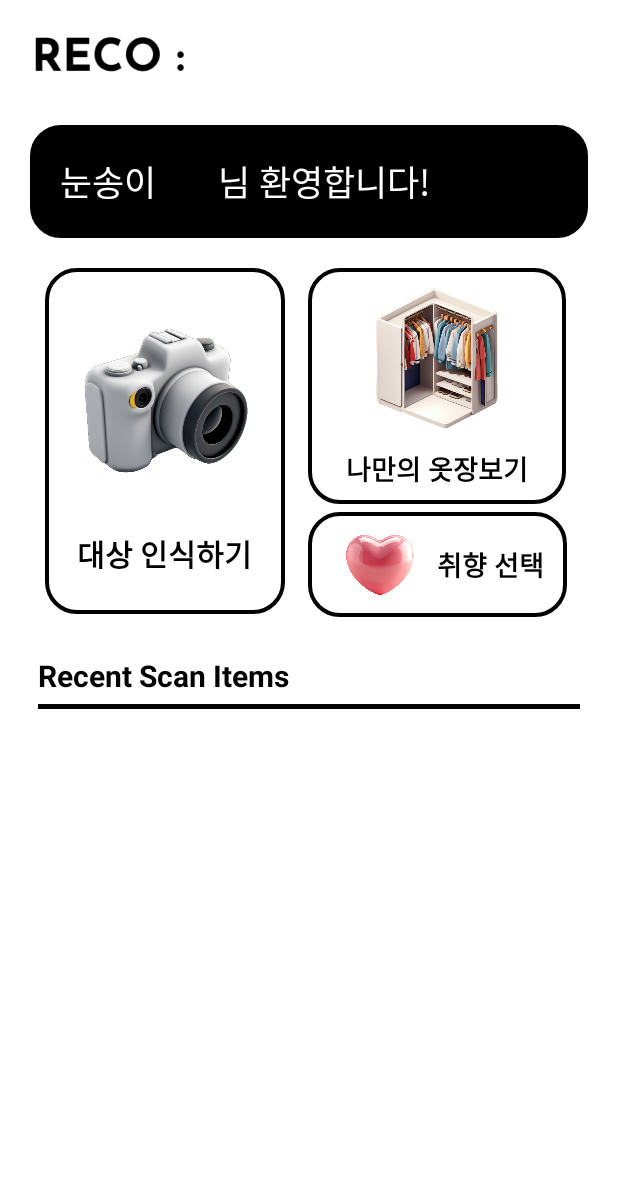
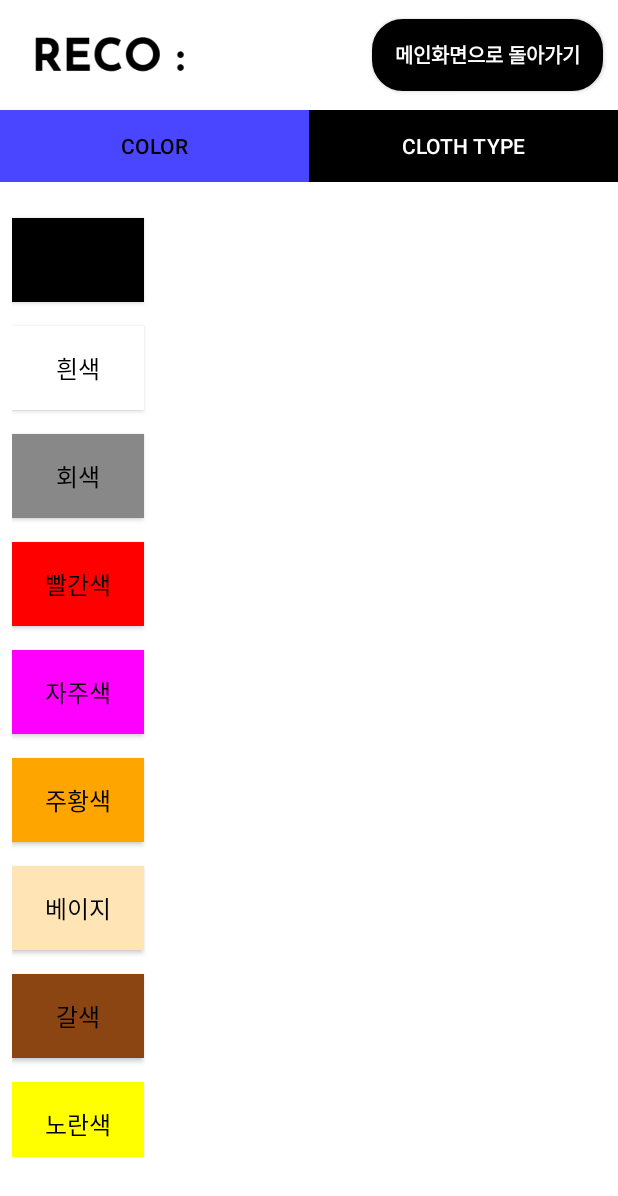
Before and after one commit to ChoiJjyo-RECO/RECO-frontend, an Android app built with Jetpack Compose: the MainActivity screen opened directly, with no data from a screen before it, after a tap on "취향 선택", on a phone screen of 412 x 824 dp. Shown: the top 1196 px of the screen. Run offline under Robolectric (Android 15) with nearby library versions, the phone set to English and light mode, and no system bars; our stand-ins replace Firebase (no records; nobody signed in at launch, a user with empty details on screens opened directly), data binding.

Commit message:
[Feat] 취향 선택 색상 불러오기
모델 학습에 사용된 색상을 선택할 수 있는 버튼 생성

```diff
--- /dev/null
+++ b/app/src/main/java/choijjyo/reco/Fragment_Cloth.kt
@@ -0,0 +1,13 @@
+package choijjyo.reco
+
+import android.os.Bundle
+import android.view.LayoutInflater
+import android.view.View
+import android.view.ViewGroup
+import androidx.fragment.app.Fragment
+
+class Fragment_Cloth : Fragment() {
+    override fun onCreateView(inflater: LayoutInflater, container: ViewGroup?, savedInstanceState: Bundle?): View? {
+        return inflater.inflate(R.layout.like_cloth, container, false)
+    }
+}
--- /dev/null
+++ b/app/src/main/java/choijjyo/reco/Fragment_Color.kt
@@ -0,0 +1,127 @@
+package choijjyo.reco
+
+import android.graphics.Color
+import android.os.Bundle
+import android.view.LayoutInflater
+import android.view.View
+import android.view.ViewGroup
+import android.widget.Button
+import android.widget.Toast
+import androidx.fragment.app.Fragment
+import androidx.recyclerview.widget.LinearLayoutManager
+import androidx.recyclerview.widget.RecyclerView
+import choijjyo.reco.R
+
+class Fragment_Color : Fragment() {
+
+    private val colors = mutableListOf<Pair<String, Int>>()
+    private val selectedColors = mutableListOf<Pair<String, Int>>()
+    private lateinit var recyclerView: RecyclerView
+    private lateinit var adapter: ColorAdapter
+
+    override fun onCreateView(
+        inflater: LayoutInflater, container: ViewGroup?,
+        savedInstanceState: Bundle?
+    ): View? {
+        val view = inflater.inflate(R.layout.like_color, container, false)
+
+        // RecyclerView 초기화
+        recyclerView = view.findViewById(R.id.recyclerView)
+        recyclerView.layoutManager = LinearLayoutManager(context)
+
+        // 색상 데이터 설정
+        setColors()
+
+        // RecyclerView 어댑터 설정
+        adapter = ColorAdapter(colors)
+        recyclerView.adapter = adapter
+
+        return view
+    }
+
+    // 색상 데이터 설정
+    private fun setColors() {
+        colors.add(Pair("검정색", Color.BLACK))
+        colors.add(Pair("흰색", Color.WHITE))
+        colors.add(Pair("회색", Color.GRAY))
+        colors.add(Pair("빨간색", Color.RED))
+        colors.add(Pair("자주색", Color.MAGENTA))
+        colors.add(Pair("주황색", Color.rgb(255, 165, 0))) // Orange
+        colors.add(Pair("베이지", Color.rgb(255, 228, 181))) // Beige
+        colors.add(Pair("갈색", Color.rgb(139, 69, 19))) // Brown
+        colors.add(Pair("노란색", Color.YELLOW))
+        colors.add(Pair("초록색", Color.GREEN))
+        colors.add(Pair("카키색", Color.rgb(189, 183, 107))) // Khaki
+        colors.add(Pair("연한 파란색", Color.rgb(173, 216, 230))) // Light blue
+        colors.add(Pair("파란색", Color.BLUE))
+        colors.add(Pair("보라색", Color.rgb(138, 43, 226))) // Blue violet
+        colors.add(Pair("연한 보라색", Color.rgb(100, 149, 237))) // Cornflower blue
+        colors.add(Pair("연한 분홍색", Color.rgb(255, 182, 193))) // Light pink
+        colors.add(Pair("라벤더", Color.rgb(204, 204, 255))) // Lavender
+        colors.add(Pair("진한 분홍색", Color.rgb(255, 105, 180))) // Hot pink
+        colors.add(Pair("청록색", Color.CYAN))
+        colors.add(Pair("금색", Color.rgb(255, 215, 0))) // Gold
+    }
+
+    // RecyclerView 어댑터
+    inner class ColorAdapter(private val colorList: List<Pair<String, Int>>) :
+        RecyclerView.Adapter<ColorAdapter.ColorViewHolder>() {
+
+        override fun onCreateViewHolder(parent: ViewGroup, viewType: Int): ColorViewHolder {
+            val view = LayoutInflater.from(parent.context)
+                .inflate(R.layout.color_item, parent, false)
+            return ColorViewHolder(view)
+        }
+
+        override fun onBindViewHolder(holder: ColorViewHolder, position: Int) {
+            val (colorName, colorCode) = colorList[position]
+            holder.bind(colorName, colorCode)
+        }
+
+        override fun getItemCount(): Int {
+            return colorList.size
+        }
+
+        inner class ColorViewHolder(itemView: View) : RecyclerView.ViewHolder(itemView) {
+            private val button: Button = itemView.findViewById(R.id.colorButton)
+
+            init {
+                button.setOnClickListener {
+                    val position = adapterPosition
+                    val (colorName, colorCode) = colorList[position]
+                    if (selectedColors.any { it.second == colorCode }) {
+                        selectedColors.removeIf { it.second == colorCode }
+                        button.setTextColor(Color.BLACK)
+                    } else {
+                        if (selectedColors.size < 3) {
+                            selectedColors.add(Pair(colorName, colorCode))
+                            button.setTextColor(Color.WHITE)
+                        } else {
+                            Toast.makeText(
+                                context,
+                                "3가지 색상까지만 선택할 수 있습니다.",
+                                Toast.LENGTH_SHORT
+                            ).show()
+                        }
+                    }
+                }
+            }
+
+            fun bind(colorName: String, colorCode: Int) {
+                // 버튼의 배경색과 텍스트 설정
+                button.setBackgroundColor(colorCode)
+                button.text = colorName
+                // 선택된 색상이면 글자색을 흰색으로, 아니면 검정색으로 설정
+                if (selectedColors.any { it.second == colorCode }) {
+                    button.setTextColor(Color.WHITE)
+                } else {
+                    button.setTextColor(Color.BLACK)
+                }
+            }
+        }
+    }
+
+    fun getSelectedColors(): List<Pair<String, Int>> {
+        return selectedColors
+    }
+}
--- /dev/null
+++ b/app/src/main/java/choijjyo/reco/LikeActivity.kt
@@ -0,0 +1,49 @@
+package choijjyo.reco
+
+import android.content.Intent
+import android.os.Bundle
+import android.widget.Button
+import androidx.appcompat.app.AppCompatActivity
+import androidx.fragment.app.Fragment
+import com.google.android.material.tabs.TabLayout
+
+class LikeActivity : AppCompatActivity() {
+    private lateinit var fragment1: Fragment
+    private lateinit var fragment2: Fragment
+
+    override fun onCreate(savedInstanceState: Bundle?) {
+        super.onCreate(savedInstanceState)
+        setContentView(R.layout.activity_like)
+
+        fragment1 = Fragment_Color()
+        fragment2 = Fragment_Cloth()
+
+        supportFragmentManager.beginTransaction().add(R.id.frameLayout, fragment1).commit()
+        val tabLayout = findViewById<TabLayout>(R.id.like_tab)
+
+        tabLayout.addOnTabSelectedListener(object : TabLayout.OnTabSelectedListener {
+            override fun onTabSelected(tab: TabLayout.Tab) {
+                val position = tab.position
+
+                val selected: Fragment? = when (position) {
+                    0 -> fragment1
+                    1 -> fragment2
+                    else -> null
+                }
+
+                selected?.let {
+                    supportFragmentManager.beginTransaction().replace(R.id.frameLayout, it).commit()
+                }
+            }
+            override fun onTabUnselected(tab: TabLayout.Tab) {}
+            override fun onTabReselected(tab: TabLayout.Tab) {}
+        })
+
+        val backButton = findViewById<Button>(R.id.backToMainButton)
+        backButton.setOnClickListener {
+            val intent = Intent(this, MainActivity::class.java)
+            startActivity(intent)
+            finish() // Optional: Finish the current activity
+        }
+    }
+}
--- a/app/src/main/java/choijjyo/reco/MainActivity.kt
+++ b/app/src/main/java/choijjyo/reco/MainActivity.kt
@@ -52,6 +52,8 @@ class MainActivity : AppCompatActivity() {
 
         }
         binding.preference.setOnClickListener {
+            val likeIntent = Intent(this, LikeActivity::class.java)
+            startActivity(likeIntent)
         }
     }
 }
--- a/app/src/main/res/drawable/tab_selector.xml
+++ b/app/src/main/res/drawable/tab_selector.xml
@@ -5,4 +5,5 @@
     <!-- 선택되지 않았을 때의 배경색 -->
     <item android:drawable="@android:color/black"/>
 
+
 </selector>
--- /dev/null
+++ b/app/src/main/res/layout/activity_like.xml
@@ -0,0 +1,79 @@
+<?xml version="1.0" encoding="utf-8"?>
+<layout xmlns:android="http://schemas.android.com/apk/res/android"
+        xmlns:app="http://schemas.android.com/apk/res-auto"
+        xmlns:tools="http://schemas.android.com/tools">
+
+    <LinearLayout
+            android:layout_width="match_parent"
+            android:layout_height="match_parent"
+            android:background="@color/white"
+            android:orientation="vertical">
+
+        <FrameLayout
+                android:id="@+id/container"
+                android:layout_width="match_parent"
+                android:layout_height="wrap_content"
+                android:background="@color/white">
+
+            <!-- 이미지뷰 -->
+            <ImageView
+                    android:layout_width="360dp"
+                    android:layout_height="73dp"
+                    android:layout_gravity="left"
+                    android:src="@drawable/reco_header" />
+
+            <!-- 버튼 -->
+            <Button
+                    android:id="@+id/backToMainButton"
+                    android:layout_width="wrap_content"
+                    android:layout_height="wrap_content"
+                    android:layout_gravity="right|center_vertical"
+                    android:layout_marginRight="10dp"
+                    android:paddingHorizontal="15dp"
+                    android:background="@drawable/welcome_rectangle"
+                    style="@style/backtomain"
+                    android:text="메인화면으로 돌아가기" />
+        </FrameLayout>
+        <LinearLayout
+                android:layout_width="match_parent"
+                android:layout_height="match_parent"
+                android:background="@color/white"
+                android:orientation="vertical">
+
+            <com.google.android.material.tabs.TabLayout
+                    android:id="@+id/like_tab"
+                    android:layout_width="match_parent"
+                    android:layout_height="wrap_content"
+                    app:tabBackground="@drawable/tab_selector"
+                    app:tabGravity="fill"
+                    app:tabIndicatorColor="@android:color/transparent"
+                    app:tabIndicatorHeight="0dp"
+                    app:tabMode="fixed"
+                    app:tabSelectedTextColor="#000000"
+                    app:tabTextColor="#ffffff">
+
+                <com.google.android.material.tabs.TabItem
+                        android:id="@+id/color_like"
+                        android:layout_width="match_parent"
+                        android:layout_height="wrap_content"
+                        android:text="Color" />
+
+                <com.google.android.material.tabs.TabItem
+                        android:id="@+id/closet_like"
+                        android:layout_width="match_parent"
+                        android:layout_height="wrap_content"
+                        android:text="Cloth Type" />
+
+            </com.google.android.material.tabs.TabLayout>
+
+            <FrameLayout
+                    android:id="@+id/frameLayout"
+                    android:layout_below="@+id/show_like"
+                    android:layout_width="439dp"
+                    android:layout_height="658dp" />
+
+        </LinearLayout>
+
+
+    </LinearLayout>
+</layout>
--- /dev/null
+++ b/app/src/main/res/layout/color_item.xml
@@ -0,0 +1,9 @@
+<?xml version="1.0" encoding="utf-8"?>
+<Button xmlns:android="http://schemas.android.com/apk/res/android"
+        android:id="@+id/colorButton"
+        android:layout_width="wrap_content"
+        android:layout_height="wrap_content"
+        android:padding="16dp"
+        android:layout_marginTop="16dp"
+        android:textColor="@android:color/black"
+        android:textSize="16sp"/>
--- /dev/null
+++ b/app/src/main/res/layout/like_cloth.xml
@@ -0,0 +1,17 @@
+<?xml version="1.0" encoding="utf-8"?>
+<LinearLayout xmlns:android="http://schemas.android.com/apk/res/android"
+        android:id="@+id/frame1"
+        android:layout_width="match_parent"
+        android:layout_height="match_parent"
+        android:orientation="vertical"
+        android:background="#236231">
+    <TextView
+            android:id="@+id/textView1"
+            android:layout_width="match_parent"
+            android:layout_height="match_parent"
+            android:layout_weight="1"
+            android:gravity="center"
+            android:textSize="50px"
+            android:textColor="@color/black"
+            android:text="2" />
+</LinearLayout>
--- /dev/null
+++ b/app/src/main/res/layout/like_color.xml
@@ -0,0 +1,24 @@
+<?xml version="1.0" encoding="utf-8"?>
+<LinearLayout xmlns:android="http://schemas.android.com/apk/res/android"
+        android:layout_width="match_parent"
+        android:layout_height="match_parent"
+        android:orientation="vertical">
+
+    <androidx.recyclerview.widget.RecyclerView
+            android:id="@+id/recyclerView"
+            android:layout_width="match_parent"
+            android:layout_height="wrap_content"
+            android:layout_weight="1"
+            android:padding="8dp" />
+
+<!--    <com.google.android.material.tabs.TabLayout-->
+<!--            android:id="@+id/like"-->
+<!--            android:layout_width="match_parent"-->
+<!--            android:layout_height="wrap_content"-->
+<!--            android:background="?attr/colorPrimary"-->
+<!--            android:padding="8dp"-->
+<!--            android:tabMode="fixed"-->
+<!--            android:tabGravity="fill"-->
+<!--            android:theme="@style/ThemeOverlay.MaterialComponents.Dark.ActionBar" />-->
+
+</LinearLayout>
--- /dev/null
+++ b/app/src/main/res/values/ids.xml
@@ -0,0 +1,4 @@
+<?xml version="1.0" encoding="utf-8"?>
+<resources>
+    <item name="color_recyclerView" type="id" />
+</resources>
```
Also changed, not shown: app/src/main/AndroidManifest.xml (+5 -2 lines).
